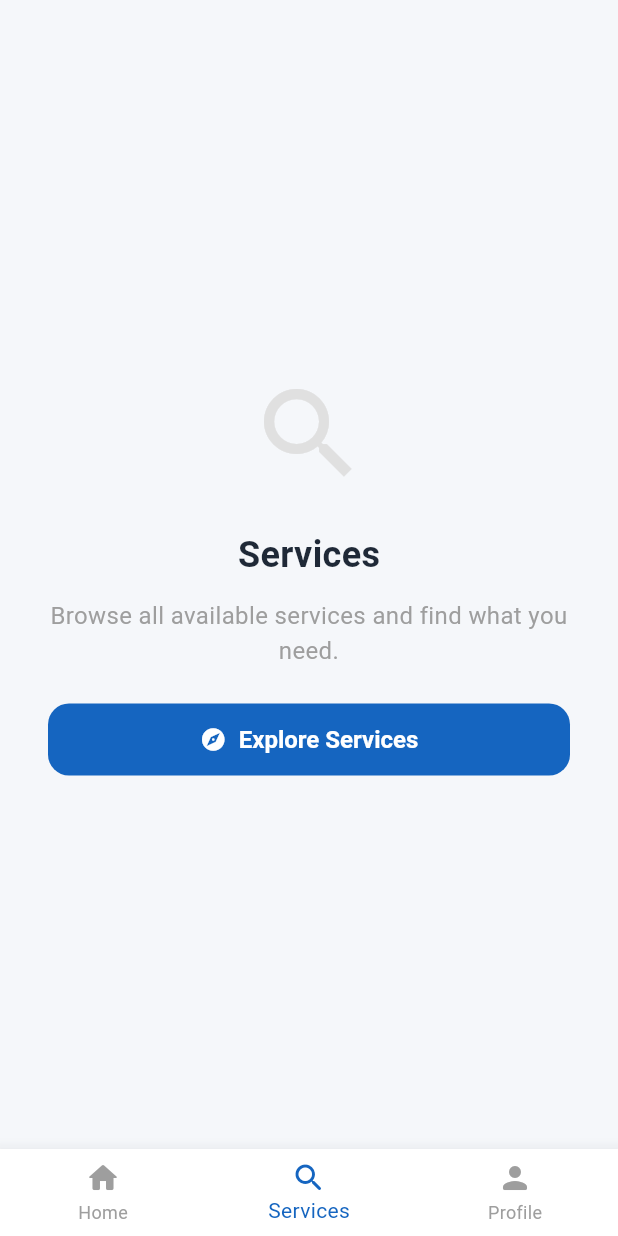
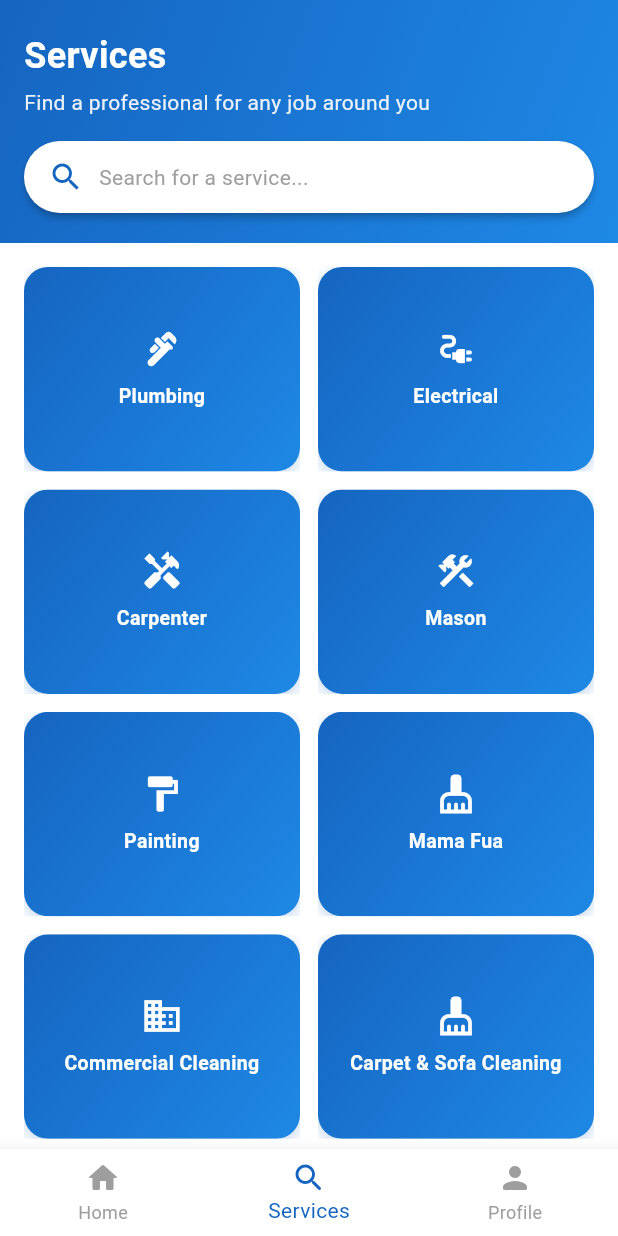
Before and after one commit to Bill-kalya/the_guy, a Flutter app: the screen it shows after launch, item 2 of the bottom bar chosen, on a phone screen of 412 x 824 dp. Run offline on Flutter 3.47's test engine with Material 3 defaults, Android fonts, the phone set to English and light mode, and no system bars; our stand-ins replace audioplayers, dio, fl_chart, flutter_map, flutter_riverpod, flutter_screenutil and 10 more; missing offline and left inert: dart:js_interop, flutter_map_cancellable_tile_provider, geolocator_platform_interface, stomp_dart_client.

Commit message:
Replace Services splash with blue/white directory; add live GPS convergence on map

```diff
--- a/lib/features/home/screens/home_screen.dart
+++ b/lib/features/home/screens/home_screen.dart
@@ -51,6 +51,7 @@ class _HomeScreenState extends ConsumerState<HomeScreen> {
   @override
   void dispose() {
     _sheetController.dispose();
+    ref.read(locationProvider.notifier).stopLocationUpdates();
     super.dispose();
   }
 
@@ -364,34 +365,115 @@ class _HomeScreenState extends ConsumerState<HomeScreen> {
   }
 
   Widget _buildServicesTab() {
-    return Center(
+    return Container(
+      color: Colors.white,
+      child: CustomScrollView(
+        slivers: [
+          SliverToBoxAdapter(child: _buildServicesHeader()),
+          SliverPadding(
+            padding: const EdgeInsets.all(16),
+            sliver: SliverGrid(
+              gridDelegate: SliverGridDelegateWithFixedCrossAxisCount(
+                crossAxisCount: MediaQuery.sizeOf(context).width > 700 ? 4 : 2,
+                mainAxisSpacing: 12,
+                crossAxisSpacing: 12,
+                childAspectRatio: 1.35,
+              ),
+              delegate: SliverChildBuilderDelegate(
+                (context, index) => _buildCategoryTile(ServiceCategories.all[index]),
+                childCount: ServiceCategories.all.length,
+              ),
+            ),
+          ),
+        ],
+      ),
+    );
+  }
+
+  Widget _buildServicesHeader() {
+    return Container(
+      decoration: const BoxDecoration(gradient: AppColors.primaryGradient),
+      padding: const EdgeInsets.fromLTRB(16, 20, 16, 20),
+      child: Column(
+        crossAxisAlignment: CrossAxisAlignment.start,
+        children: [
+          const Text(
+            'Services',
+            style: TextStyle(fontSize: 24, fontWeight: FontWeight.bold, color: Colors.white),
+          ),
+          const SizedBox(height: 4),
+          Text(
+            'Find a professional for any job around you',
+            style: TextStyle(fontSize: 14, color: Colors.white.withValues(alpha: 0.9)),
+          ),
+          const SizedBox(height: 16),
+          Material(
+            color: Colors.white,
+            elevation: 2,
+            borderRadius: BorderRadius.circular(28),
+            child: InkWell(
+              borderRadius: BorderRadius.circular(28),
+              onTap: () => context.push('/search'),
               child: Padding(
-        padding: const EdgeInsets.all(32),
+                padding: const EdgeInsets.symmetric(horizontal: 16, vertical: 12),
+                child: Row(
+                  children: [
+                    const Icon(Icons.search, color: AppColors.primary),
+                    const SizedBox(width: 10),
+                    Text(
+                      'Search for a service...',
+                      style: TextStyle(color: Colors.grey.shade500),
+                    ),
+                  ],
+                ),
+              ),
+            ),
+          ),
+        ],
+      ),
+    );
+  }
+
+  Widget _buildCategoryTile(ServiceCategory category) {
+    return Material(
+      color: Colors.transparent,
+      child: InkWell(
+        borderRadius: BorderRadius.circular(16),
+        onTap: () =>
+            context.push('/search?q=${Uri.encodeComponent(category.name)}'),
+        child: Ink(
+          decoration: BoxDecoration(
+            gradient: AppColors.primaryGradient,
+            borderRadius: BorderRadius.circular(16),
+            boxShadow: [
+              BoxShadow(
+                color: AppColors.primary.withValues(alpha: 0.25),
+                blurRadius: 8,
+                offset: const Offset(0, 3),
+              ),
+            ],
+          ),
+          child: Padding(
+            padding: const EdgeInsets.all(12),
             child: Column(
               mainAxisAlignment: MainAxisAlignment.center,
               children: [
-            Icon(Icons.search, size: 80, color: Colors.grey.shade300),
-            const SizedBox(height: 24),
-            const Text(
-              'Services',
-              style: TextStyle(fontSize: 24, fontWeight: FontWeight.bold),
-            ),
-            const SizedBox(height: 12),
-            const Text(
-              'Browse all available services and find what you need.',
+                Icon(category.icon, color: Colors.white, size: 28),
+                const SizedBox(height: 8),
+                Text(
+                  category.name,
                   textAlign: TextAlign.center,
-              style: TextStyle(fontSize: 16, color: Colors.grey),
-            ),
-            const SizedBox(height: 24),
-            ElevatedButton.icon(
-              onPressed: () => context.push('/search'),
-              icon: const Icon(Icons.explore),
-              label: const Text('Explore Services'),
-              style: ElevatedButton.styleFrom(
-                padding: EdgeInsets.symmetric(horizontal: 32, vertical: 12),
+                  maxLines: 2,
+                  overflow: TextOverflow.ellipsis,
+                  style: const TextStyle(
+                    color: Colors.white,
+                    fontSize: 13,
+                    fontWeight: FontWeight.w600,
                   ),
                 ),
               ],
+            ),
+          ),
         ),
       ),
     );
```
Also changed, not shown: lib/core/utils/location_utils.dart (+12 -0 lines), lib/features/home/providers/location_provider.dart (+72 -0 lines), lib/features/home/widgets/map_widget.dart (+19 -3 lines). Lines whose indentation alone changed are shown as unchanged.
